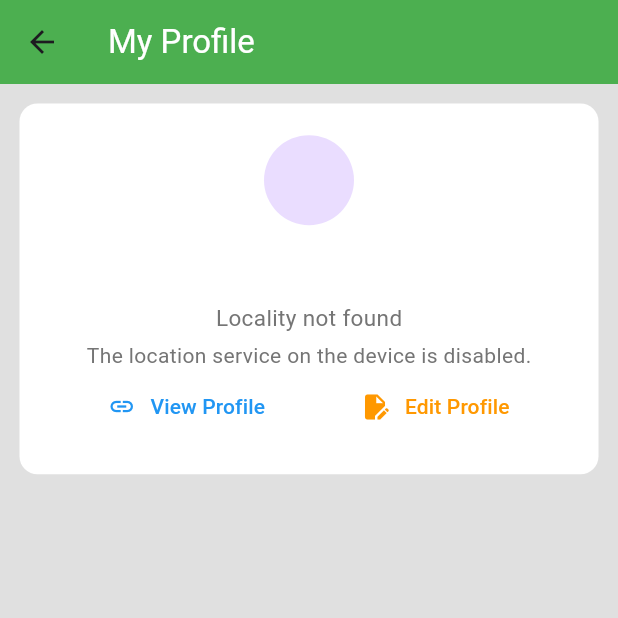
After one commit to jayeshjaincodes/CropCart-App, a Flutter app: the ProfilePage screen opened directly, after a tap on "View Profile", on a phone screen of 412 x 824 dp, the top half of it. The commit adds this screen. Run offline on Flutter 3.47's test engine with Material 3 defaults, Android fonts, the phone set to English and light mode, and no system bars; our stand-ins replace cloud_firestore, firebase_auth, firebase_core, form_validator, geocoding, geolocator and 2 more; accounts and stored records are empty.

Commit message:
Profile Page Added

```diff
--- a/lib/Pages/Auth/Auth_service.dart
+++ b/lib/Pages/Auth/Auth_service.dart
@@ -1,8 +1,7 @@
+import 'package:cropcart/Pages/home_page.dart';
 import 'package:firebase_auth/firebase_auth.dart';
 import 'package:google_sign_in/google_sign_in.dart';
 import 'package:flutter/material.dart';
-import 'package:flutter/services.dart';
-import 'package:the_apple_sign_in/the_apple_sign_in.dart';
 
 class GoogleAuthService {
   static Future<void> loginWithGoogle(BuildContext context) async {
@@ -25,6 +24,8 @@ class GoogleAuthService {
       );
 
       await FirebaseAuth.instance.signInWithCredential(credential);
+      Navigator.pushReplacement(context, MaterialPageRoute(builder: (context) => HomePage(),));
+
 
       // Success message
       ScaffoldMessenger.of(context).showSnackBar(
--- a/lib/Pages/Auth/login_page.dart
+++ b/lib/Pages/Auth/login_page.dart
@@ -1,5 +1,6 @@
 import 'package:cropcart/Pages/Auth/forgotpassword_page.dart';
 import 'package:cropcart/Pages/Auth/signup_page.dart';
+import 'package:cropcart/Pages/home_page.dart';
 import 'package:firebase_auth/firebase_auth.dart';
 import 'package:flutter/material.dart';
 import 'package:cropcart/Pages/Auth/Auth_service.dart';
@@ -31,6 +32,7 @@ class _LoginPageState extends State<LoginPage> {
           email: emailController.text,
           password: passwordController.text,
         );
+        Navigator.pushReplacement(context, MaterialPageRoute(builder: (context) => HomePage(),));
 
         // Success message
         ScaffoldMessenger.of(context).showSnackBar(
@@ -300,7 +302,7 @@ class _LoginPageState extends State<LoginPage> {
                           const Text(
                             'New user? ',
                             style: TextStyle(
-                                fontSize: 18, fontWeight: FontWeight.w400),
+                                fontSize: 15, fontWeight: FontWeight.w400),
                           ),
                           GestureDetector(
                             onTap: () {
@@ -313,7 +315,7 @@ class _LoginPageState extends State<LoginPage> {
                             child: const Text(
                               'Register',
                               style: TextStyle(
-                                  fontSize: 18,
+                                  fontSize: 15,
                                   fontWeight: FontWeight.w700,
                                   color: Colors.orange),
                             ),
--- a/lib/Pages/Auth/signup_page.dart
+++ b/lib/Pages/Auth/signup_page.dart
@@ -335,7 +335,7 @@ class _SignupPageState extends State<SignupPage> {
                           const Text(
                             'Already have an Account? ',
                             style: TextStyle(
-                                fontSize: 17, fontWeight: FontWeight.w400),
+                                fontSize: 15, fontWeight: FontWeight.w400),
                           ),
                           GestureDetector(
                             onTap: () {
@@ -344,7 +344,7 @@ class _SignupPageState extends State<SignupPage> {
                             child: const Text(
                               'Login',
                               style: TextStyle(
-                                  fontSize: 17,
+                                  fontSize: 15,
                                   fontWeight: FontWeight.w700,
                                   color: Colors.orange),
                             ),
--- /dev/null
+++ b/lib/Pages/Services/location_service.dart
@@ -0,0 +1,52 @@
+// location_service.dart
+import 'package:geolocator/geolocator.dart';
+import 'package:geocoding/geocoding.dart';
+
+class LocationService {
+  Future<Position?> getCurrentPosition() async {
+    bool serviceEnabled;
+    LocationPermission permission;
+
+    // Check if location services are enabled
+    serviceEnabled = await Geolocator.isLocationServiceEnabled();
+    if (!serviceEnabled) {
+      return Future.error('Location services are disabled.');
+    }
+
+    // Check for location permissions
+    permission = await Geolocator.checkPermission();
+    if (permission == LocationPermission.denied) {
+      permission = await Geolocator.requestPermission();
+      if (permission == LocationPermission.denied) {
+        return Future.error('Location permissions are denied');
+      }
+    }
+
+    if (permission == LocationPermission.deniedForever) {
+      return Future.error('Location permissions are permanently denied');
+    }
+
+    // Get the current position
+    return await Geolocator.getCurrentPosition(
+      desiredAccuracy: LocationAccuracy.high,
+    );
+  }
+
+  Future<String> getAddressFromLatLng(Position position) async {
+    try {
+      List<Placemark> placemarks = await placemarkFromCoordinates(
+        position.latitude,
+        position.longitude,
+      );
+
+      if (placemarks.isNotEmpty) {
+        Placemark place = placemarks[0];
+        return '${place.street}, ${place.name}, ${place.thoroughfare}, ${place.subLocality}, ${place.locality}, ${place.administrativeArea}-${place.postalCode}, ${place.country}';
+      } else {
+        return 'No address found for the location';
+      }
+    } catch (e) {
+      return 'Failed to get address';
+    }
+  }
+}
--- /dev/null
+++ b/lib/Pages/Services/userData_service.dart
@@ -0,0 +1,27 @@
+// lib/Pages/Services/userData_service.dart
+import 'package:cloud_firestore/cloud_firestore.dart';
+import 'package:firebase_auth/firebase_auth.dart';
+
+class UserDataService {
+  Future<String> getUserName() async {
+    try {
+      final user = FirebaseAuth.instance.currentUser;
+      if (user != null) {
+        final userDoc = await FirebaseFirestore.instance
+            .collection('users')
+            .doc(user.uid)
+            .get();
+
+        if (userDoc.exists) {
+          return userDoc.data()?['name'] ?? 'No Name';
+        } else {
+          return 'User not found';
+        }
+      } else {
+        return 'Not logged in';
+      }
+    } catch (e) {
+      return 'Error fetching data';
+    }
+  }
+}
--- /dev/null
+++ b/lib/Pages/profile_page.dart
@@ -0,0 +1,157 @@
+import 'dart:ui';
+
+import 'package:cropcart/Pages/Services/location_service.dart';
+import 'package:cropcart/Pages/Services/userData_service.dart';
+import 'package:flutter/material.dart';
+import 'package:geolocator/geolocator.dart';
+
+class ProfilePage extends StatefulWidget {
+  const ProfilePage({super.key});
+
+  @override
+  State<ProfilePage> createState() => _ProfilePageState();
+}
+
+class _ProfilePageState extends State<ProfilePage> {
+  String userName = 'Fetching...';
+  final UserDataService _userService = UserDataService();
+  String currentAddress = 'Fetching location...';
+  String locality = 'Fetching Locality...';
+  final LocationService locationService = LocationService();
+
+  @override
+  void initState() {
+    super.initState();
+    _fetchUserName();
+    _getCurrentLocation();
+  }
+
+  Future<void> _fetchUserName() async {
+    final name = await _userService.getUserName();
+    setState(() {
+      userName = name;
+    });
+  }
+
+  Future<void> _getCurrentLocation() async {
+    try {
+      Position? position = await locationService.getCurrentPosition();
+      if (position != null) {
+        String address = await locationService.getAddressFromLatLng(position);
+        _extractLocality(address); // Extract locality from the full address
+        setState(() {
+          currentAddress = address; // Store the full address
+        });
+      }
+    } catch (e) {
+      setState(() {
+        currentAddress = e.toString();
+        locality = 'Locality not found'; // Handle error case for locality
+      });
+    }
+  }
+
+  // New method to extract locality from the full address
+  void _extractLocality(String address) {
+    final parts = address.split(','); // Split the address by commas
+    if (parts.length > 1) {
+      setState(() {
+        locality = parts[parts.length - 3]
+            .trim(); // Assuming locality is the third last part
+      });
+    } else {
+      setState(() {
+        locality = 'Locality not found';
+      });
+    }
+  }
+
+  @override
+  Widget build(BuildContext context) {
+    double screenWidth = MediaQuery.of(context).size.width;
+    double screenHeight = MediaQuery.of(context).size.height;
+
+    return Scaffold(
+      backgroundColor: Colors.grey[300],
+      appBar: AppBar(
+        backgroundColor: Colors.green,
+        title: const Text(
+          'My Profile',
+          style: TextStyle(color: Colors.white),
+        ),
+      ),
+      body: Padding(
+        padding: const EdgeInsets.all(13.0),
+        child: Container(
+          decoration: BoxDecoration(
+            borderRadius: BorderRadius.circular(12),
+            color: Colors.white,
+          ),
+          height: screenHeight * 0.30,
+          width: screenWidth,
+          child: Padding(
+            padding: const EdgeInsets.all(8.0),
+            child: Column(
+              mainAxisAlignment: MainAxisAlignment.center,
+              children: [
+                CircleAvatar(maxRadius: 30,),
+                const SizedBox(height: 12,),
+                Text(
+                  '${userName}'.toUpperCase(),
+                  style: const TextStyle(
+                      fontSize: 20,
+                      color: Colors.blue,
+                      fontWeight: FontWeight
+                          .w500), // Added styling for better visibility
+                ),
+                const SizedBox(
+                  height: 10,
+                ),
+                Center(
+                    child: Text(
+                  '${locality}',
+                  style: TextStyle(fontSize: 15, color: Colors.grey[600]),
+                  overflow: TextOverflow.ellipsis,
+                )),
+                const SizedBox(
+                  height: 5,
+                ),
+                Center(
+                    child: Text(
+                  '${currentAddress}',
+                  style: TextStyle( color: Colors.grey[600]),
+                  overflow: TextOverflow.ellipsis,
+                )),
+                Row(
+                  mainAxisAlignment: MainAxisAlignment.spaceEvenly,
+                  children: [
+                    TextButton(onPressed: () {
+
+                    }, child: Row(
+                      children: [
+                        Icon(Icons.link,color: Colors.blue,),
+                        SizedBox(width: 10,),
+                        Text('View Profile',style: TextStyle(color:Colors.blue ),)
+                      ],
+                    ),
+                    ),
+                    TextButton(onPressed: () {
+
+                    }, child: Row(
+                      children: [
+                        Icon(Icons.edit_document,size: 20,color: Colors.orange,),
+                        SizedBox(width: 10,),
+                        Text('Edit Profile',style: TextStyle(color: Colors.orange),)
+                      ],
+                    ),
+                    ),
+                  ],
+                )
+              ],
+            ),
+          ),
+        ),
+      ),
+    );
+  }
+}
--- a/pubspec.yaml
+++ b/pubspec.yaml
@@ -43,6 +43,8 @@ dependencies:
   cloud_firestore: ^5.4.4
   google_sign_in: ^6.2.1
   the_apple_sign_in: ^1.1.1
+  geolocator: ^13.0.1
+  geocoding: ^3.0.0
 
 dev_dependencies:
   flutter_test:
```
Also changed, not shown: lib/Pages/home_drawer.dart (added, +170 -0 lines), lib/Pages/home_page.dart (+83 -7 lines), pubspec.lock, 4 other files.
